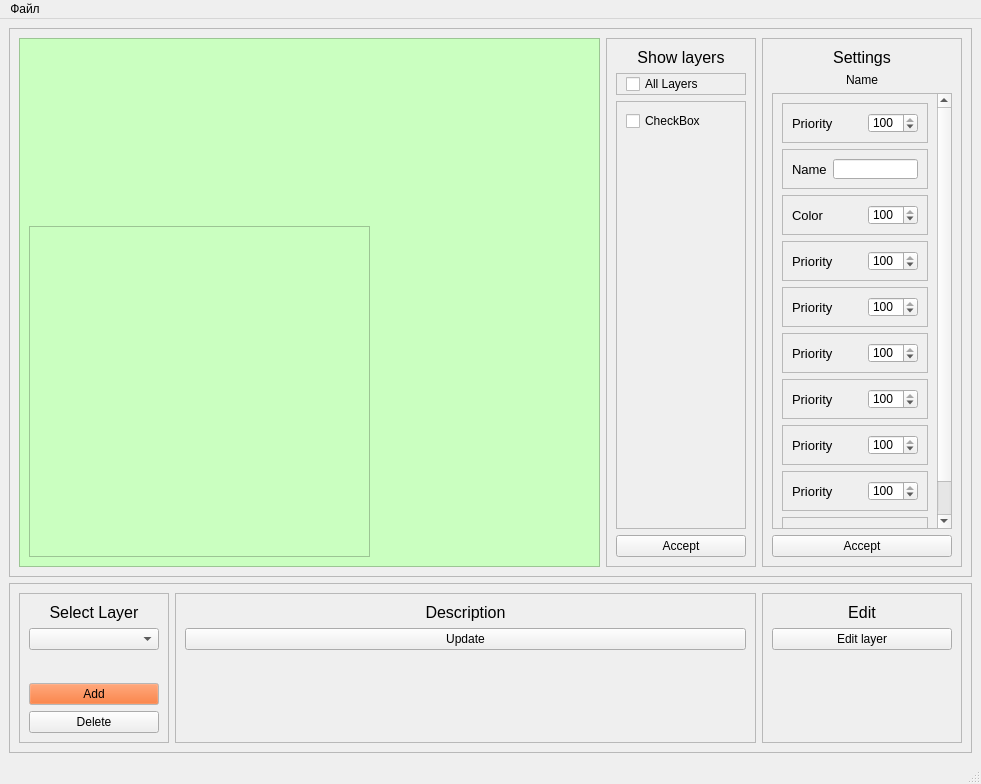
Old version of the form ui/figure_layer_edit.ui in the repository CheckListHW/InputData.
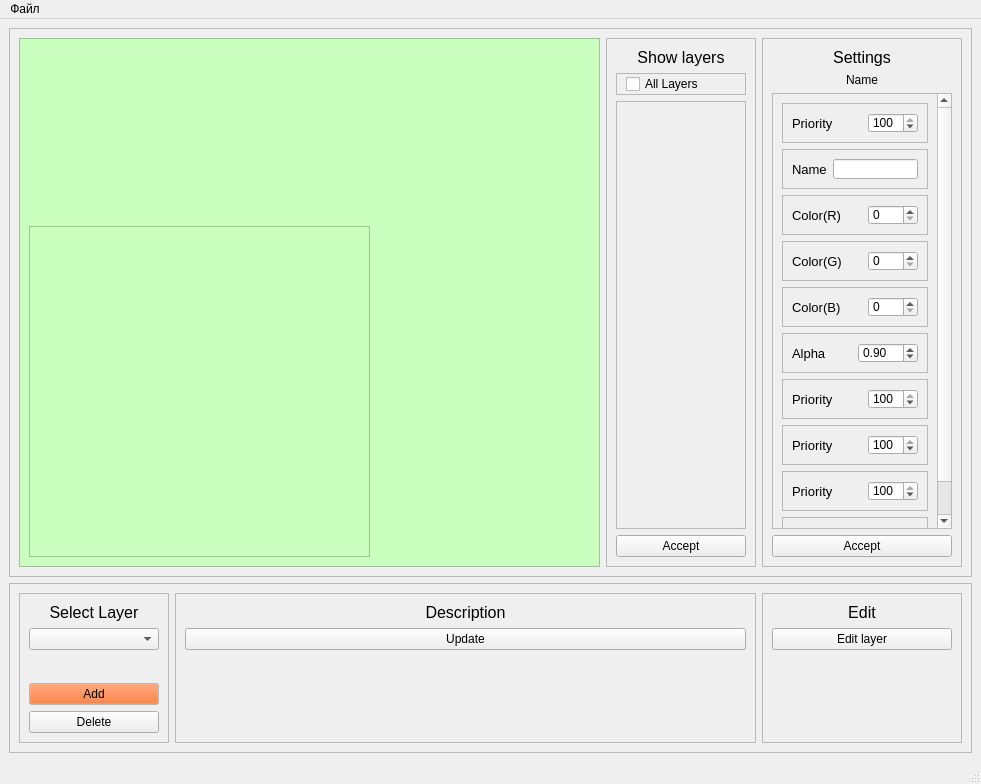
New version of the form.

The edit to the form file:
```diff
--- a/ui/figure_layer_edit.ui
+++ b/ui/figure_layer_edit.ui
@@ -130,15 +130,7 @@
              </property>
              <layout class="QVBoxLayout" name="verticalLayout_4">
               <item>
-               <layout class="QGridLayout" name="showLayersScrollArea">
-                <item row="0" column="0">
-                 <widget class="QCheckBox" name="checkBox">
-                  <property name="text">
-                   <string>CheckBox</string>
-                  </property>
-                 </widget>
-                </item>
-               </layout>
+               <layout class="QGridLayout" name="showLayersScrollArea"/>
               </item>
               <item>
                <spacer name="verticalSpacer_2">
@@ -348,7 +340,7 @@
                     </font>
                    </property>
                    <property name="text">
-                    <string>Color</string>
+                    <string>Color(R)</string>
                    </property>
                   </widget>
                  </item>
@@ -361,10 +353,10 @@
                     </size>
                    </property>
                    <property name="maximum">
-                    <number>100</number>
+                    <number>255</number>
                    </property>
                    <property name="value">
-                    <number>100</number>
+                    <number>0</number>
                    </property>
                   </widget>
                  </item>
@@ -400,7 +392,7 @@
                     </font>
                    </property>
                    <property name="text">
-                    <string>Priority</string>
+                    <string>Color(G)</string>
                    </property>
                   </widget>
                  </item>
@@ -413,10 +405,10 @@
                     </size>
                    </property>
                    <property name="maximum">
-                    <number>100</number>
+                    <number>255</number>
                    </property>
                    <property name="value">
-                    <number>100</number>
+                    <number>0</number>
                    </property>
                   </widget>
                  </item>
@@ -452,7 +444,7 @@
                     </font>
                    </property>
                    <property name="text">
-                    <string>Priority</string>
+                    <string>Color(B)</string>
                    </property>
                   </widget>
                  </item>
@@ -465,10 +457,10 @@
                     </size>
                    </property>
                    <property name="maximum">
-                    <number>100</number>
+                    <number>255</number>
                    </property>
                    <property name="value">
-                    <number>100</number>
+                    <number>0</number>
                    </property>
                   </widget>
                  </item>
@@ -504,23 +496,20 @@
                     </font>
                    </property>
                    <property name="text">
-                    <string>Priority</string>
+                    <string>Alpha</string>
                    </property>
                   </widget>
                  </item>
                  <item>
-                  <widget class="QSpinBox" name="priority_spinbox_5">
-                   <property name="maximumSize">
-                    <size>
-                     <width>50</width>
-                     <height>16777215</height>
-                    </size>
-                   </property>
+                  <widget class="QDoubleSpinBox" name="alphaSpinBox">
                    <property name="maximum">
-                    <number>100</number>
+                    <double>1.000000000000000</double>
+                   </property>
+                   <property name="singleStep">
+                    <double>0.001000000000000</double>
                    </property>
                    <property name="value">
-                    <number>100</number>
+                    <double>0.900000000000000</double>
                    </property>
                   </widget>
                  </item>
```
Left out of the diff: 12 changed lines with no effect on the pictures.
